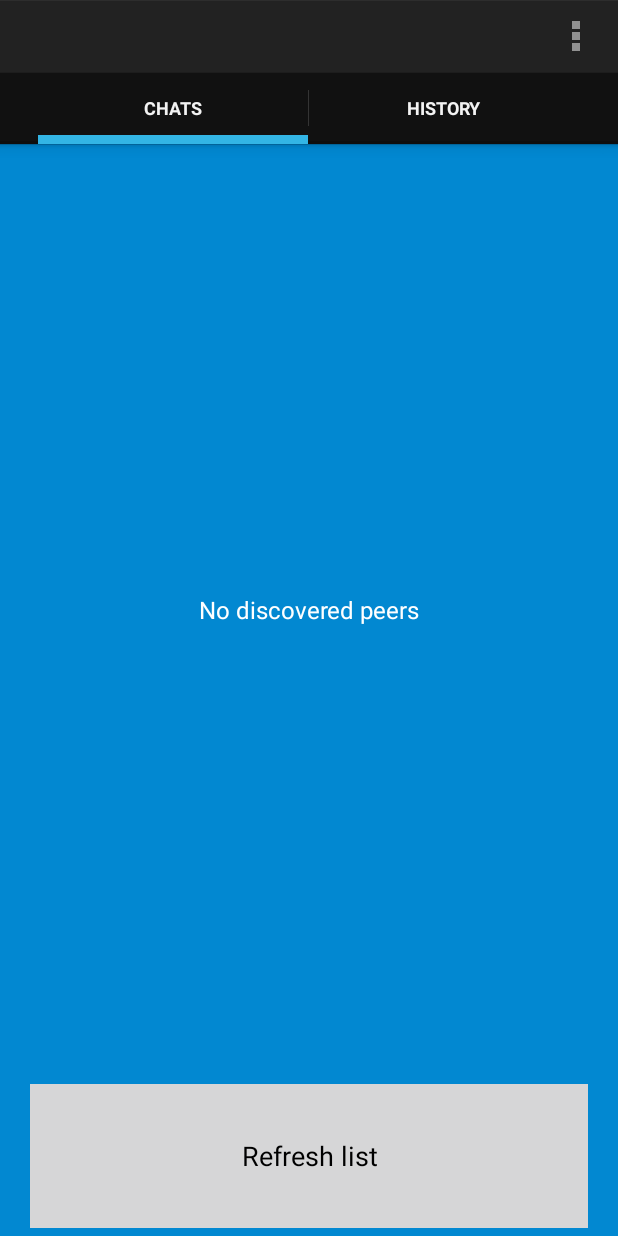
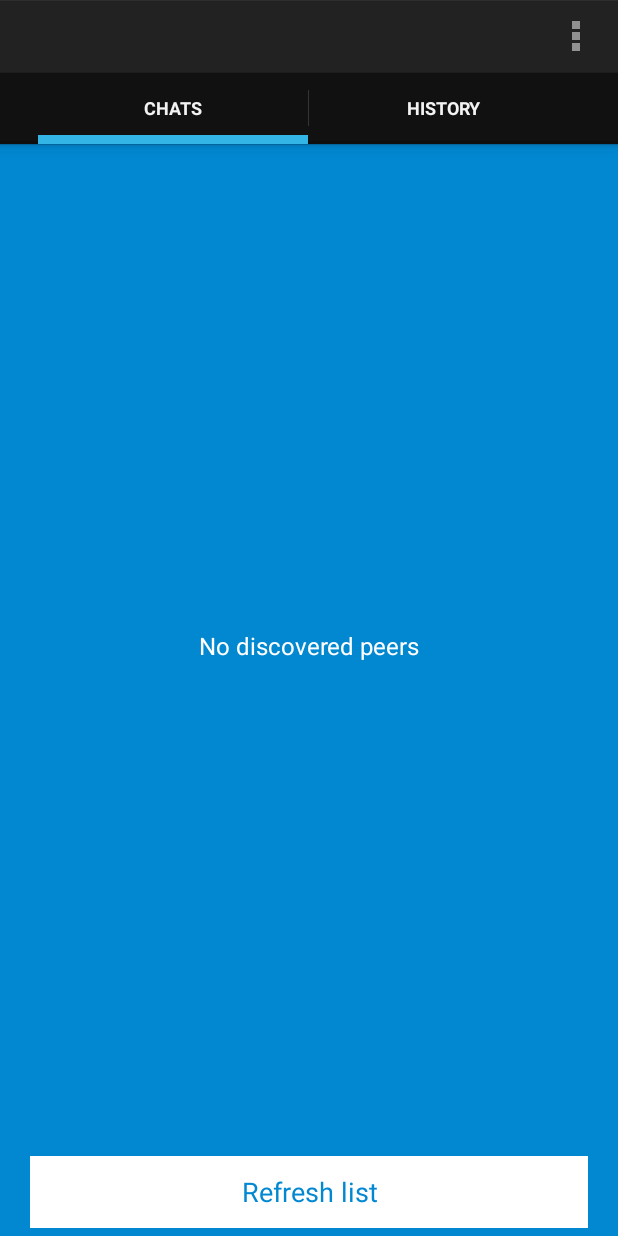
Before and after one commit to MaggGomes/FEUP-SDIS, an Android app: the MainScreenActivity screen opened directly, with no data from a screen before it, on a phone screen of 412 x 824 dp. Run offline under Robolectric (Android 15) with nearby library versions, the phone set to English and light mode, and no system bars; 1 statement that could not run was skipped.

Commit message:
interface 2nd version

```diff
--- a/HereChat/source/app/src/main/java/com/chat/herechat/MainScreenActivity.java
+++ b/HereChat/source/app/src/main/java/com/chat/herechat/MainScreenActivity.java
@@ -48,7 +48,7 @@ public class MainScreenActivity extends FragmentActivity implements ActionBar.Ta
     static int mDisplayedFragIndex = 0;
     public static long ChatRoomAccumulatingSerialNumber = 0;
     public static String UniqueID = null;
-    public static String UserName = ":>~";                  //setting a default user name
+    public static String UserName = "usName";                  //setting a default user name
     static boolean isToNotifyOnNewMsg = false;              //defines if notifications should be shown on arrival of new messages
     static int refreshPeriod = 40000;                  //defines the peer refresh period
 
--- a/HereChat/source/app/src/main/res/layout/activity_chat_search_screen_frag.xml
+++ b/HereChat/source/app/src/main/res/layout/activity_chat_search_screen_frag.xml
@@ -31,20 +31,20 @@
         android:id="@+id/chat_srch_frag_refresh_btn"
         android:layout_width="match_parent"
         android:layout_height="wrap_content"
+        android:layout_alignParentBottom="true"
+        android:layout_gravity="center_horizontal"
+        android:layout_marginBottom="5sp"
         android:layout_marginLeft="20sp"
         android:layout_marginRight="20sp"
         android:layout_marginTop="5sp"
-         android:layout_marginBottom="5sp"
+        android:background="@android:color/white"
+        android:onClick="onRefreshButtonClicked"
         android:paddingBottom="5sp"
         android:paddingLeft="15sp"
         android:paddingRight="15sp"
         android:paddingTop="5sp"
-         android:layout_alignParentBottom="true"
-         android:layout_gravity="center_horizontal"
-         android:textColor="@color/Black"
         android:text="@string/refresh_list"
-         android:background="@drawable/custom_button_selector"
-         android:onClick ="onRefreshButtonClicked">
+        android:textColor="@color/primaryDarkColor">
 
     </Button>
 
--- a/HereChat/source/app/src/main/res/layout/activity_history.xml
+++ b/HereChat/source/app/src/main/res/layout/activity_history.xml
@@ -2,7 +2,7 @@
 <RelativeLayout xmlns:android="http://schemas.android.com/apk/res/android"
     android:layout_width="wrap_content"
     android:layout_height="wrap_content"
-    android:background="@color/listViewBg"
+    android:background="@color/primaryDarkColor"
     android:orientation="vertical" >
 
     <ListView
--- a/HereChat/source/app/src/main/res/layout/chat_activity_list_item.xml
+++ b/HereChat/source/app/src/main/res/layout/chat_activity_list_item.xml
@@ -8,7 +8,8 @@
         android:id="@+id/message_time_and_userName"
         android:layout_width="wrap_content"
         android:layout_height="wrap_content"
-        android:text="userName"
+        android:text="sender info"
+        android:textColor="@color/White"
         android:textSize="16sp" />
 
     <TextView
@@ -16,7 +17,7 @@
         android:layout_width="wrap_content"
         android:layout_height="wrap_content"
         android:layout_margin="5sp"
-        android:background="@drawable/speech_bubble_green"
+        android:background="@color/White"
         android:shadowColor="@color/textShadow"
         android:shadowDx="1"
         android:shadowDy="1"
```
Also changed, not shown: 4 other files. Lines whose indentation alone changed are shown as unchanged.
